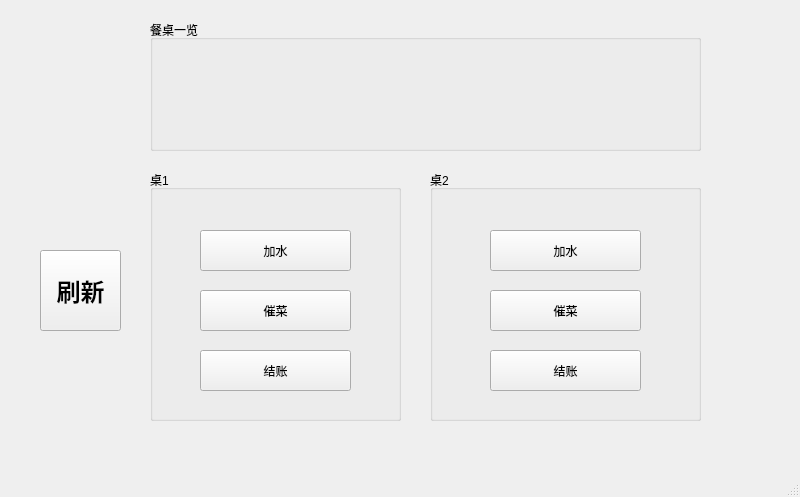
Before: the Qt Designer form Restaurant/waiterwindow.ui in PG98/2017SepQt, drawn with Qt 5.
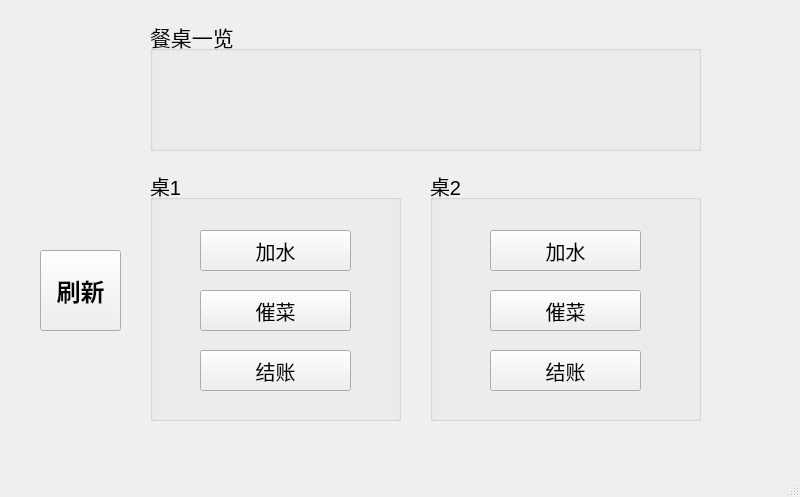
After: the same form once the commit is applied.

```diff
--- a/Restaurant/waiterwindow.ui
+++ b/Restaurant/waiterwindow.ui
@@ -23,6 +23,11 @@
       <height>251</height>
      </rect>
     </property>
+    <property name="font">
+     <font>
+      <pointsize>15</pointsize>
+     </font>
+    </property>
     <property name="title">
      <string>桌1</string>
     </property>
@@ -75,6 +80,11 @@
       <height>251</height>
      </rect>
     </property>
+    <property name="font">
+     <font>
+      <pointsize>15</pointsize>
+     </font>
+    </property>
     <property name="title">
      <string>桌2</string>
     </property>
@@ -148,6 +158,11 @@
       <height>131</height>
      </rect>
     </property>
+    <property name="font">
+     <font>
+      <pointsize>16</pointsize>
+     </font>
+    </property>
     <property name="title">
      <string>餐桌一览</string>
     </property>
```
